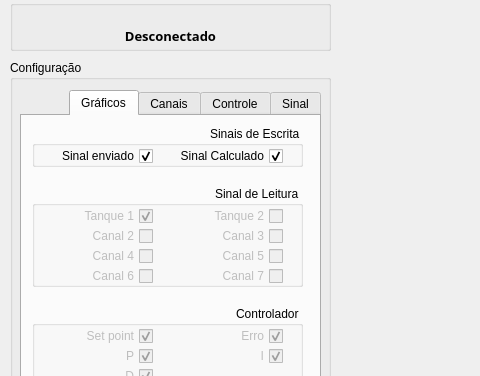
Chechunlong/control, file mainwindow.ui: the form before one commit; both pictures show x 0 to 480 and y 0 to 376 of the 1016 by 663 pixel window.
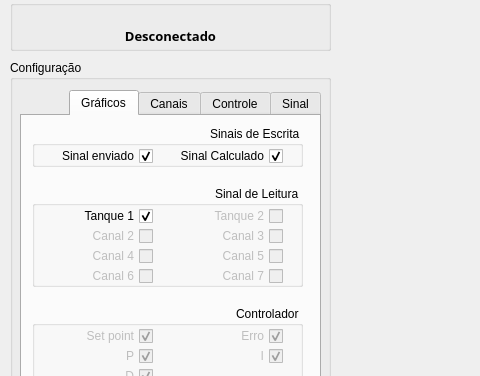
The form after the commit. The open tabs and pages were chosen to show the change. Custom widgets are drawn as their Qt base class.

What changed in the file:
```diff
--- a/mainwindow.ui
+++ b/mainwindow.ui
@@ -1050,7 +1050,7 @@
        </widget>
        <widget class="QCheckBox" name="cb_plot_canal0">
         <property name="enabled">
-         <bool>false</bool>
+         <bool>true</bool>
         </property>
         <property name="geometry">
          <rect>
```
Left out of the diff: 42 changed lines with no effect on the pictures.
